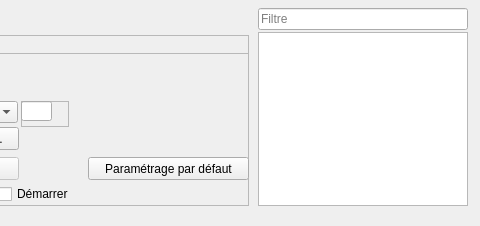
Qt form src/interface/onglets/telescope/suivitelescope.ui (mconsidine/previsat_archive) before a commit; both pictures show x 312 to 792 and y 0 to 226 of the 792 by 226 pixel window.
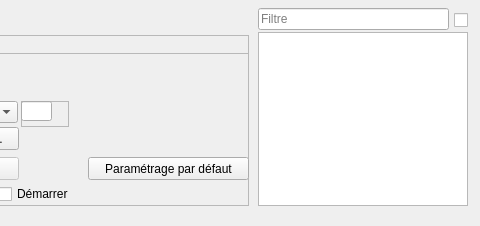
The same form after that commit. Icons and pictures are not drawn.

Commit message: Ajout des cases a cocher pour afficher les satellites qui sont coches dans les listes

Patch:
```diff
--- a/src/interface/onglets/telescope/suivitelescope.ui
+++ b/src/interface/onglets/telescope/suivitelescope.ui
@@ -720,7 +720,7 @@
     <rect>
      <x>570</x>
      <y>8</y>
-     <width>210</width>
+     <width>191</width>
      <height>22</height>
     </rect>
    </property>
@@ -737,6 +737,19 @@
     <bool>true</bool>
    </property>
   </widget>
+  <widget class="QCheckBox" name="satellitesChoisis">
+   <property name="geometry">
+    <rect>
+     <x>766</x>
+     <y>10</y>
+     <width>21</width>
+     <height>20</height>
+    </rect>
+   </property>
+   <property name="text">
+    <string/>
+   </property>
+  </widget>
  </widget>
  <resources>
   <include location="../../../../resources.qrc"/>
```
The commit also changes 16 other files.
